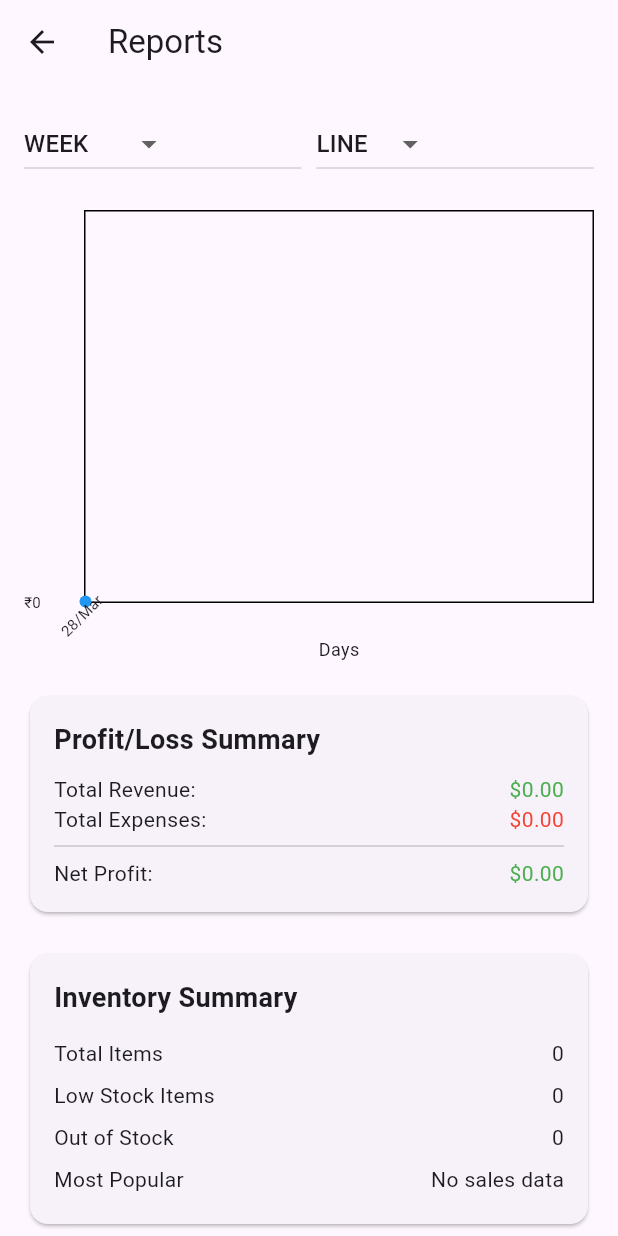
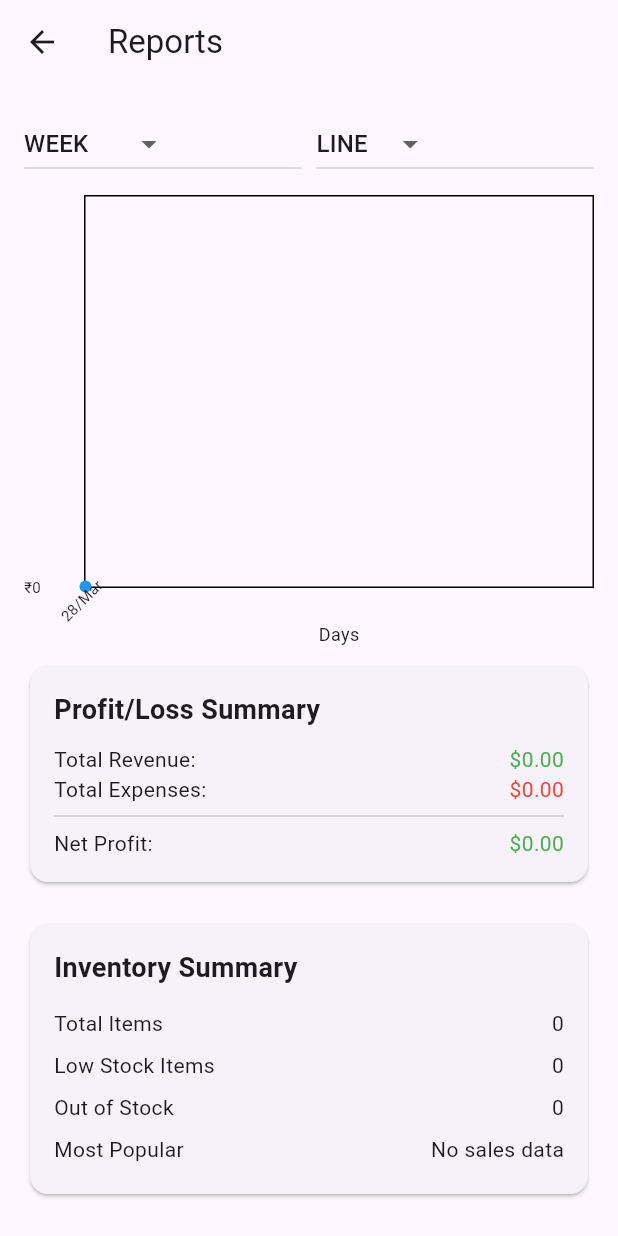
Before and after one commit to maheshbailur/softdrinksdealer, a Flutter app: the ReportsScreen screen opened directly, on a phone screen of 412 x 824 dp. Run offline on Flutter 3.47's test engine with Material 3 defaults, Android fonts, the light colour scheme and no system bars; drawn by our look-alikes of fl_chart; our stand-ins replace sqflite; accounts and stored records are empty.

Commit message:
updated PI chart representation

```diff
--- a/lib/screens/reports_screen.dart
+++ b/lib/screens/reports_screen.dart
@@ -305,9 +305,9 @@ class _ReportsScreenState extends State<ReportsScreen> {
                   ),
                 ],
               ),
-              SizedBox(height: 20),
+              SizedBox(height: 10), // Reduce gap between dropdowns and chart
               _buildSalesChart(),
-              SizedBox(height: 20),
+              SizedBox(height: 10), // Reduce gap between chart and index
               _buildProfitLossCard(),
               SizedBox(height: 20),
               _buildInventorySummary(),
@@ -502,7 +502,7 @@ class _ReportsScreenState extends State<ReportsScreen> {
         value: spot.y,
         title: '${percentage.toStringAsFixed(1)}%',
         color: color,
-        radius: 50,
+        radius: 100,
       ));
 
       // Add corresponding legend item
@@ -536,7 +536,7 @@ class _ReportsScreenState extends State<ReportsScreen> {
             ),
           ),
         ),
-        SizedBox(height: 20),
+        SizedBox(height: 10), // Reduce gap between chart and index
         GridView.builder(
           shrinkWrap: true,
           physics: NeverScrollableScrollPhysics(),
```
